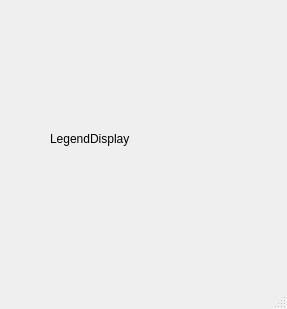
Qt form scripts/pylegend_display.ui (GitPascalP/pylegend) before a commit.
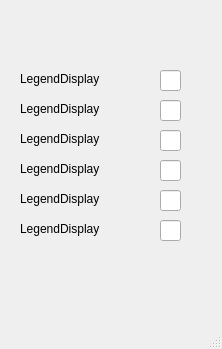
The same form after that commit.

```diff
--- a/scripts/pylegend_display.ui
+++ b/scripts/pylegend_display.ui
@@ -6,8 +6,8 @@
    <rect>
     <x>0</x>
     <y>0</y>
-    <width>287</width>
-    <height>309</height>
+    <width>222</width>
+    <height>349</height>
    </rect>
   </property>
   <property name="windowTitle">
@@ -17,9 +17,65 @@
    <widget class="QLabel" name="label">
     <property name="geometry">
      <rect>
-      <x>50</x>
+      <x>20</x>
+      <y>70</y>
+      <width>131</width>
+      <height>17</height>
+     </rect>
+    </property>
+    <property name="text">
+     <string>LegendDisplay</string>
+    </property>
+   </widget>
+   <widget class="QLineEdit" name="lineEdit">
+    <property name="geometry">
+     <rect>
+      <x>160</x>
+      <y>70</y>
+      <width>21</width>
+      <height>21</height>
+     </rect>
+    </property>
+   </widget>
+   <widget class="QLineEdit" name="lineEdit_2">
+    <property name="geometry">
+     <rect>
+      <x>160</x>
+      <y>100</y>
+      <width>21</width>
+      <height>21</height>
+     </rect>
+    </property>
+   </widget>
+   <widget class="QLabel" name="label_2">
+    <property name="geometry">
+     <rect>
+      <x>20</x>
+      <y>100</y>
+      <width>131</width>
+      <height>17</height>
+     </rect>
+    </property>
+    <property name="text">
+     <string>LegendDisplay</string>
+    </property>
+   </widget>
+   <widget class="QLineEdit" name="lineEdit_3">
+    <property name="geometry">
+     <rect>
+      <x>160</x>
       <y>130</y>
-      <width>191</width>
+      <width>21</width>
+      <height>21</height>
+     </rect>
+    </property>
+   </widget>
+   <widget class="QLabel" name="label_3">
+    <property name="geometry">
+     <rect>
+      <x>20</x>
+      <y>130</y>
+      <width>131</width>
       <height>17</height>
      </rect>
     </property>
@@ -27,6 +83,75 @@
      <string>LegendDisplay</string>
     </property>
    </widget>
+   <widget class="QLineEdit" name="lineEdit_4">
+    <property name="geometry">
+     <rect>
+      <x>160</x>
+      <y>160</y>
+      <width>21</width>
+      <height>21</height>
+     </rect>
+    </property>
+   </widget>
+   <widget class="QLabel" name="label_4">
+    <property name="geometry">
+     <rect>
+      <x>20</x>
+      <y>160</y>
+      <width>131</width>
+      <height>17</height>
+     </rect>
+    </property>
+    <property name="text">
+     <string>LegendDisplay</string>
+    </property>
+   </widget>
+   <widget class="QLabel" name="label_5">
+    <property name="geometry">
+     <rect>
+      <x>20</x>
+      <y>220</y>
+      <width>131</width>
+      <height>17</height>
+     </rect>
+    </property>
+    <property name="text">
+     <string>LegendDisplay</string>
+    </property>
+   </widget>
+   <widget class="QLineEdit" name="lineEdit_5">
+    <property name="geometry">
+     <rect>
+      <x>160</x>
+      <y>190</y>
+      <width>21</width>
+      <height>21</height>
+     </rect>
+    </property>
+   </widget>
+   <widget class="QLabel" name="label_6">
+    <property name="geometry">
+     <rect>
+      <x>20</x>
+      <y>190</y>
+      <width>131</width>
+      <height>17</height>
+     </rect>
+    </property>
+    <property name="text">
+     <string>LegendDisplay</string>
+    </property>
+   </widget>
+   <widget class="QLineEdit" name="lineEdit_6">
+    <property name="geometry">
+     <rect>
+      <x>160</x>
+      <y>220</y>
+      <width>21</width>
+      <height>21</height>
+     </rect>
+    </property>
+   </widget>
   </widget>
   <widget class="QMenuBar" name="menubar">
    <property name="geometry">
```
Left out of the diff: 2 changed lines with no effect on the pictures.
